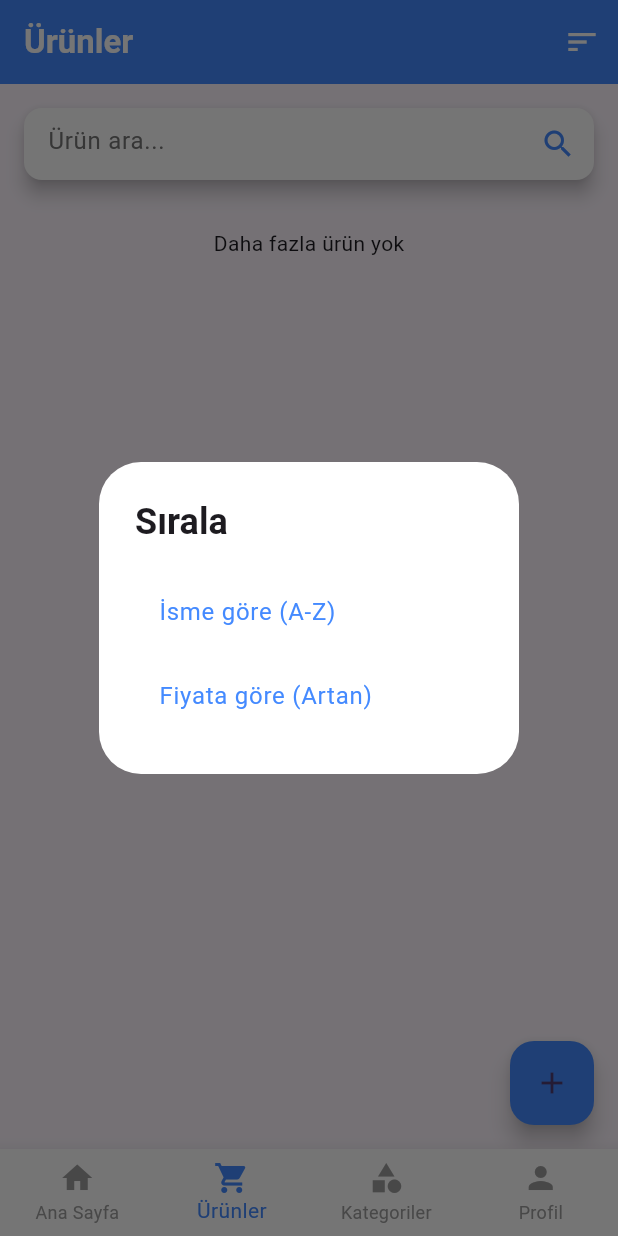
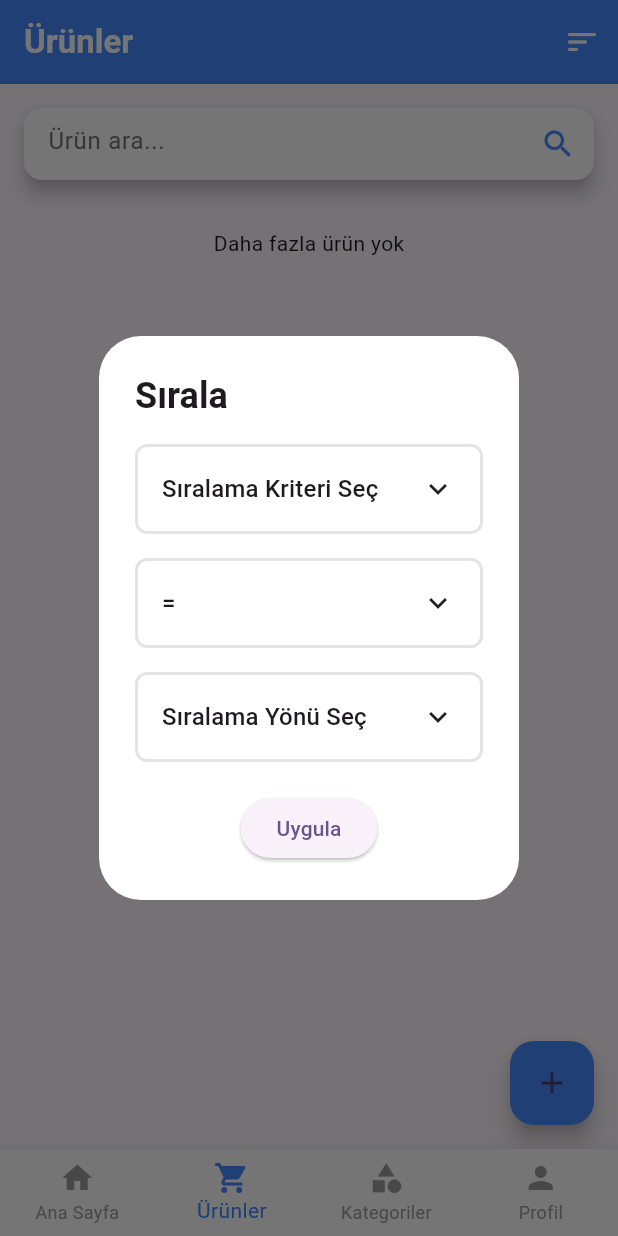
Before and after one commit to mehmetdemirr/mobil-programlama-odevleri, a Flutter app: the screen it shows after launch, item 2 of the bottom bar chosen, after a tap on the "sort" icon, on a phone screen of 412 x 824 dp. Run offline on Flutter 3.47's test engine with Material 3 defaults, Android fonts, the phone set to English and light mode, and no system bars; drawn by our look-alikes of dropdown_button2; our stand-ins replace dio, fl_chart, flutter_svg, hive, hive_flutter, pretty_dio_logger and 1 more; accounts and stored records are empty; network calls fail.

Commit message:
filter edit

```diff
--- /dev/null
+++ b/project4/lib/screens/product/view/filter_dialog_widget.dart
@@ -0,0 +1,117 @@
+import 'package:flutter/material.dart';
+import 'package:project4/screens/product/viewmodel/product_view_model.dart';
+import 'package:project4/widgets/custom_dropdown_widget.dart';
+import 'package:provider/provider.dart';
+
+class FilterDialog extends StatefulWidget {
+  const FilterDialog({super.key});
+
+  @override
+  _FilterDialogState createState() => _FilterDialogState();
+}
+
+class _FilterDialogState extends State<FilterDialog> {
+  String? _selectedSortBy;
+  String? _selectedOrder;
+  String? _selectedOperator = "=";
+
+  // Sıralama kriterleri
+  final List<String> sortFields = ['title', 'price', 'rating', 'stock'];
+  final Map<String, String> sortFieldLabels = {
+    'title': 'Ürün Adı',
+    'price': 'Fiyat',
+    'rating': 'Değerlendirme',
+    'stock': 'Stok Adedi',
+  };
+
+  // Operator'ler için değerler
+  List<String> operators = ['='];
+
+  // Sıralama yönleri
+  final List<String> orderTypes = ['asc', 'desc'];
+  final Map<String, String> orderLabels = {
+    'asc': 'Artan Sırala (A-Z)',
+    'desc': 'Azalan Sırala (Z-A)',
+  };
+
+  @override
+  Widget build(BuildContext context) {
+    return AlertDialog(
+      backgroundColor: Colors.white,
+      title: const Text(
+        'Sırala',
+        style: TextStyle(fontWeight: FontWeight.bold),
+      ),
+      content: Column(
+        mainAxisSize: MainAxisSize.min,
+        children: [
+          // Sıralama Kriteri Seçimi
+          CustomhDropDownWidget<String>(
+            items: sortFields,
+            selectedValue: _selectedSortBy,
+            hint: "Sıralama Kriteri Seç",
+            // itemBuilder: (value) => sortFieldLabels[value] ?? value,
+            onChanged: (value) {
+              setState(() {
+                _selectedSortBy = value;
+              });
+            },
+            isSearch: false,
+          ),
+          const SizedBox(height: 16),
+          // Operator Dropdown
+          CustomhDropDownWidget<String>(
+            items: operators,
+            selectedValue: _selectedOperator,
+            hint: "Operatör Seç",
+            onChanged: (value) {
+              setState(() {
+                _selectedOperator = value;
+              });
+            },
+            isSearch: false,
+          ),
+          const SizedBox(height: 16),
+
+          // Sıralama Yönü Seçimi
+          CustomhDropDownWidget<String>(
+            items: orderTypes,
+            selectedValue: _selectedOrder,
+            hint: "Sıralama Yönü Seç",
+            // itemBuilder: (value) => orderLabels[value] ?? value,
+            onChanged: (value) {
+              setState(() {
+                _selectedOrder = value;
+              });
+            },
+            isSearch: false,
+          ),
+          const SizedBox(height: 20),
+
+          // Uygula Butonu
+          ElevatedButton(
+            onPressed: () {
+              if (_selectedSortBy != null && _selectedOrder != null) {
+                context.read<ProductProvider>().sortProducts(
+                  _selectedSortBy!,
+                  _selectedOrder!,
+                );
+                Navigator.pop(context, {
+                  'sortBy': _selectedSortBy,
+                  'order': _selectedOrder,
+                });
+              } else {
+                ScaffoldMessenger.of(context).showSnackBar(
+                  const SnackBar(
+                    content: Text("Lütfen tüm sıralama ayarlarını seçin."),
+                  ),
+                );
+              }
+            },
+            child: const Text("Uygula"),
+          ),
+        ],
+      ),
+    );
+  }
+}
--- a/project4/lib/screens/product/view/product_screen.dart
+++ b/project4/lib/screens/product/view/product_screen.dart
@@ -1,6 +1,7 @@
 import 'package:flutter/material.dart';
 import 'package:project4/screens/product/model/product_model.dart';
 import 'package:project4/screens/product/view/add_product_screen.dart';
+import 'package:project4/screens/product/view/filter_dialog_widget.dart';
 import 'package:project4/screens/product/view/product_detail_screen.dart';
 import 'package:project4/screens/product/viewmodel/product_view_model.dart';
 import 'package:provider/provider.dart';
@@ -173,45 +174,46 @@ class _ProductListScreenState extends State<ProductListScreen> {
   void _showSortDialog(BuildContext context) {
     showDialog(
       context: context,
-      builder:
-          (context) => AlertDialog(
-            backgroundColor: Colors.white,
-            title: const Text(
-              'Sırala',
-              style: TextStyle(fontWeight: FontWeight.bold),
-            ),
-            content: Column(
-              mainAxisSize: MainAxisSize.min,
-              children: [
-                ListTile(
-                  title: const Text(
-                    'İsme göre (A-Z)',
-                    style: TextStyle(color: Colors.blueAccent),
-                  ),
-                  onTap: () {
-                    context.read<ProductProvider>().sortProducts(
-                      'title',
-                      'asc',
-                    );
-                    Navigator.pop(context);
-                  },
-                ),
-                ListTile(
-                  title: const Text(
-                    'Fiyata göre (Artan)',
-                    style: TextStyle(color: Colors.blueAccent),
-                  ),
-                  onTap: () {
-                    context.read<ProductProvider>().sortProducts(
-                      'price',
-                      'asc',
-                    );
-                    Navigator.pop(context);
-                  },
-                ),
-              ],
-            ),
-          ),
+      builder: (context) => FilterDialog(),
+
+      // AlertDialog(
+      //   backgroundColor: Colors.white,
+      //   title: const Text(
+      //     'Filtrele',
+      //     style: TextStyle(fontWeight: FontWeight.bold),
+      //   ),
+      //   content: Column(
+      //     mainAxisSize: MainAxisSize.min,
+      //     children: [
+      //       // ListTile(
+      //       //   title: const Text(
+      //       //     'İsme göre (A-Z)',
+      //       //     style: TextStyle(color: Colors.blueAccent),
+      //       //   ),
+      //       //   onTap: () {
+      //       //     context.read<ProductProvider>().sortProducts(
+      //       //       'title',
+      //       //       'asc',
+      //       //     );
+      //       //     Navigator.pop(context);
+      //       //   },
+      //       // ),
+      //       // ListTile(
+      //       //   title: const Text(
+      //       //     'Fiyata göre (Artan)',
+      //       //     style: TextStyle(color: Colors.blueAccent),
+      //       //   ),
+      //       //   onTap: () {
+      //       //     context.read<ProductProvider>().sortProducts(
+      //       //       'price',
+      //       //       'asc',
+      //       //     );
+      //       //     Navigator.pop(context);
+      //       //   },
+      //       // ),
+      //     ],
+      //   ),
+      // ),
     );
   }
 
```
